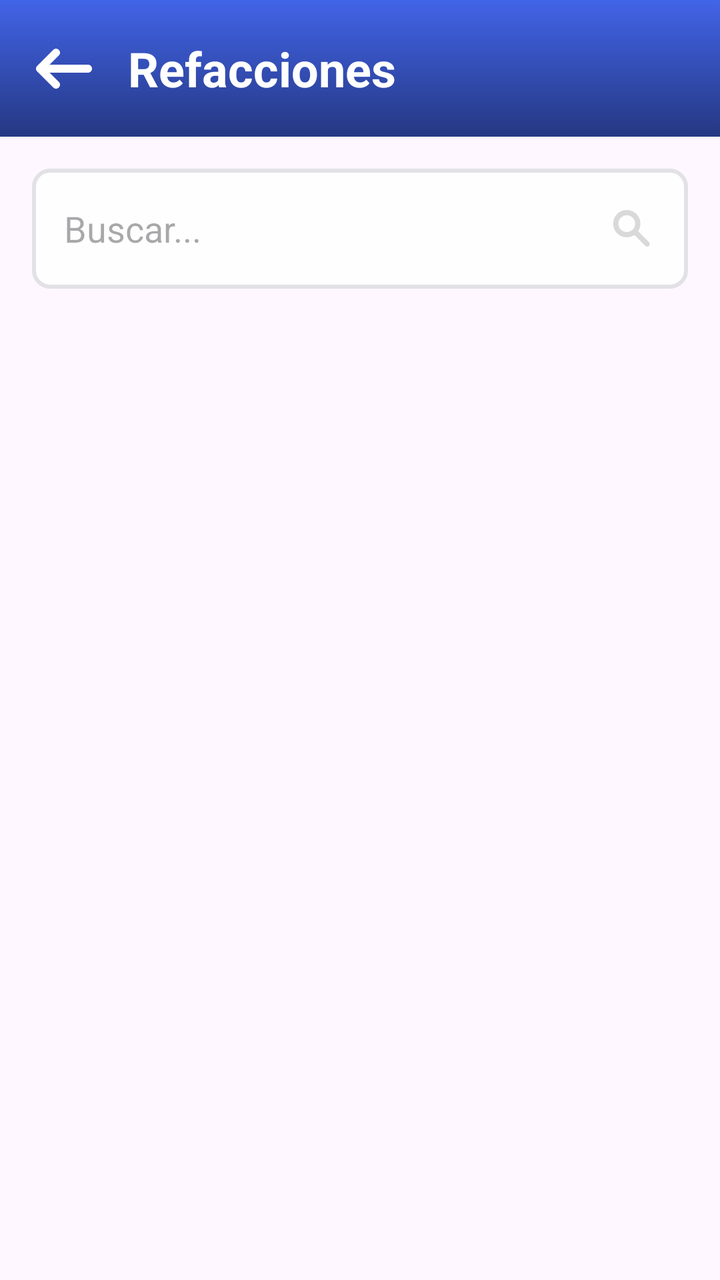
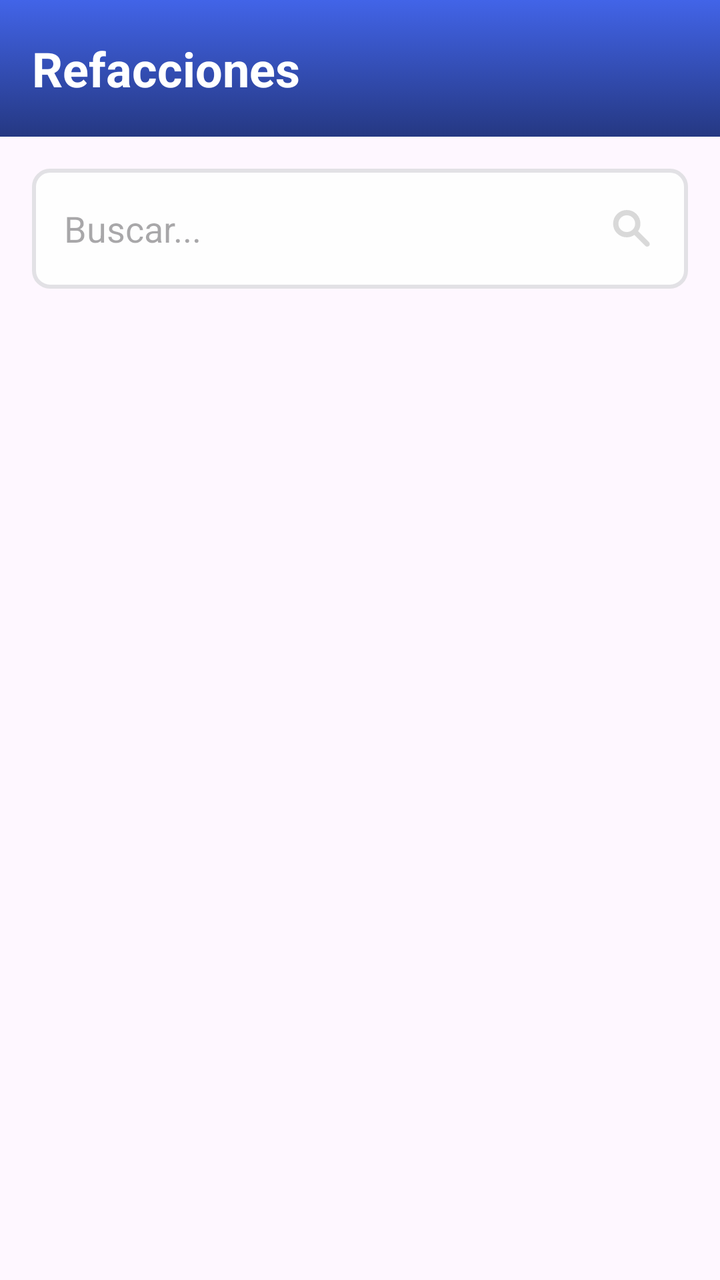

Compare the two renders of this Android layout. The source of the first and the diff that turns it into the second are given below.
<!-- AndroidManifest.xml: application theme Theme.ReparApp -->
<!-- res/layout/fragment_inventory.xml -->
<?xml version="1.0" encoding="utf-8"?>
<LinearLayout xmlns:android="http://schemas.android.com/apk/res/android"
    xmlns:tools="http://schemas.android.com/tools"
    android:layout_width="match_parent"
    android:layout_height="match_parent"
    xmlns:app="http://schemas.android.com/apk/res-auto"
    android:orientation="vertical"
    tools:context=".views.ui.fragments.InventarioFragment">

    <androidx.constraintlayout.widget.ConstraintLayout
        android:id="@+id/headerLayout"
        android:layout_width="match_parent"
        android:layout_height="wrap_content"
        android:background="@drawable/bg_fondo"
        android:gravity="center_vertical"
        android:orientation="horizontal"
        android:paddingHorizontal="16dp"
        android:paddingVertical="18dp"
        >

        <ImageView
            android:id="@+id/img_flecha_back"
            android:layout_width="wrap_content"
            android:layout_height="wrap_content"
            app:layout_constraintStart_toStartOf="parent"
            app:layout_constraintTop_toTopOf="parent"
            app:layout_constraintBottom_toBottomOf="parent"
            android:src="@drawable/icon_arrow_back"
            />

        <TextView
            android:id="@+id/tv_titulo_home"
            android:layout_width="wrap_content"
            android:layout_height="wrap_content"
            android:layout_marginStart="16dp"
            android:text="Refacciones"
            android:textColor="@android:color/white"
            android:textSize="24sp"
            android:textStyle="bold"
            app:layout_constraintStart_toEndOf="@id/img_flecha_back"
            app:layout_constraintTop_toTopOf="parent" />




    </androidx.constraintlayout.widget.ConstraintLayout>

    <EditText
        android:id="@+id/et_buscar_refacciones"
        android:layout_width="match_parent"
        android:layout_height="60dp"
        app:layout_constraintTop_toBottomOf="@+id/head"
        android:ems="10"
        android:drawablePadding="16dp"
        android:padding="16dp"
        android:layout_margin="16dp"
        android:inputType="text"
        android:textSize="18sp"
        android:hint="Buscar..."
        android:drawableTint="#D9D9D9"
        android:background="@drawable/item_text_field"
        android:drawableEnd="@drawable/search"/>

    <androidx.recyclerview.widget.RecyclerView
        android:id="@+id/rv_lista_piezas_disponibles"
        android:layout_width="match_parent"
        android:layout_height="wrap_content"
        android:clipToPadding="false"
        android:layout_marginHorizontal="16dp"
        tools:listitem="@layout/item_component_prueba" />

</LinearLayout>
<!-- res/layout/item_component_prueba.xml (included above) -->
<?xml version="1.0" encoding="utf-8"?>
<androidx.constraintlayout.widget.ConstraintLayout
    xmlns:android="http://schemas.android.com/apk/res/android"
    xmlns:app="http://schemas.android.com/apk/res-auto"
    android:layout_width="match_parent"
    android:layout_height="125dp"
    >

    <ImageView
        android:id="@+id/img_refaccion"
        android:layout_width="100dp"
        android:layout_height="100dp"
        android:src="@drawable/img_component"
        app:layout_constraintStart_toStartOf="parent"
        app:layout_constraintTop_toTopOf="parent"
        app:layout_constraintBottom_toBottomOf="parent"
        android:background="@drawable/grey_bg_prueba"
        />

    <TextView
        android:id="@+id/tv_titulo"
        android:layout_width="0dp"
        android:layout_height="wrap_content"
        android:text="Batería de iphone 12 pro max"
        android:textStyle="bold"
        android:textSize="19sp"
        android:textColor="#2C2C2C"
        app:layout_constraintStart_toEndOf="@id/img_refaccion"
        app:layout_constraintEnd_toEndOf="parent"
        app:layout_constraintTop_toTopOf="@id/img_refaccion"
        android:layout_marginStart="8dp"
        />


    <LinearLayout
        android:layout_width="wrap_content"
        android:layout_height="wrap_content"
        android:gravity="center_vertical"
        android:orientation="horizontal"
        app:layout_constraintTop_toBottomOf="@id/tv_titulo"
        app:layout_constraintStart_toStartOf="@id/tv_titulo"
        >

        <TextView
            android:id="@+id/tv_cantidad_componente"
            android:layout_width="wrap_content"
            android:layout_height="wrap_content"
            android:paddingVertical="8dp"
            android:text="12"
            android:textSize="18sp" />

        <TextView
            android:id="@+id/tv_unidad_medida"
            android:layout_width="wrap_content"
            android:layout_height="wrap_content"
            android:layout_marginStart="4dp"
            android:paddingVertical="8dp"
            android:text="unidades"
            android:textSize="18sp" />

    </LinearLayout>
    <View
        android:id="@+id/v_linea"
        android:layout_width="0dp"
        android:layout_height="1dp"
        android:background="#E4E4E4"
        app:layout_constraintStart_toStartOf="parent"
        app:layout_constraintEnd_toEndOf="parent"
        app:layout_constraintBottom_toBottomOf="parent"/>

</androidx.constraintlayout.widget.ConstraintLayout>
<!-- resources referenced by this layout -->
<resources>
  <!-- drawable bg_fondo (drawable) -->
  <?xml version="1.0" encoding="utf-8"?>
  <selector xmlns:android="http://schemas.android.com/apk/res/android">
      <item>
          <shape android:shape="rectangle">
              <gradient
                  android:type="linear"
                  android:angle="270"
                  android:startColor="#4264E8"
                  android:endColor="#253882" />
          </shape>
      </item>
  </selector>
  <!-- drawable grey_bg_prueba (drawable) -->
  <?xml version="1.0" encoding="utf-8"?>
  <selector xmlns:android="http://schemas.android.com/apk/res/android">
      <item>
          <shape android:shape="rectangle">
              <corners android:radius="10dp"/>
              <solid android:color="@color/light_Grey"/>
          </shape>
      </item>
  </selector>
  <!-- drawable icon_arrow_back (drawable) -->
  <vector xmlns:android="http://schemas.android.com/apk/res/android"
      android:width="32dp"
      android:height="32dp"
      android:viewportWidth="32"
      android:viewportHeight="32">
    <path
        android:fillColor="#FFFFFF"
        android:pathData="M28,14H8.8l4.62,-4.62C13.814,8.986 14,8.516 14,8c0,-0.984 -0.813,-2 -2,-2c-0.531,0 -0.994,0.193 -1.38,0.58l-7.958,7.958C2.334,14.866 2,15.271 2,16s0.279,1.08 0.646,1.447l7.974,7.973C11.006,25.807 11.469,26 12,26c1.188,0 2,-1.016 2,-2c0,-0.516 -0.186,-0.986 -0.58,-1.38L8.8,18H28c1.104,0 2,-0.896 2,-2S29.104,14 28,14z"/>
  </vector>
  <!-- drawable img_component: png bitmap (drawable, 618333 bytes) -->
  <!-- drawable item_text_field (drawable) -->
  <?xml version="1.0" encoding="utf-8"?>
  <selector xmlns:android="http://schemas.android.com/apk/res/android">
  
      <item>
          <shape android:shape="rectangle">
              <solid android:color="#FEFEFE"/>
              <corners android:radius="8dp"/>
              <stroke android:width="2dp" android:color="#E2E1E5"/>
          </shape>
      </item>
  </selector>
  <!-- drawable search (drawable) -->
  <vector xmlns:android="http://schemas.android.com/apk/res/android"
      android:width="24dp"
      android:height="24dp"
      android:viewportWidth="960"
      android:viewportHeight="960">
    <path
        android:pathData="M375.48,653q-114.09,0 -193.55,-79.46 -79.45,-79.45 -79.45,-193.54 0,-114.09 79.45,-193.54Q261.39,107 375.48,107q114.09,0 193.54,79.46 79.46,79.45 79.46,193.54 0,45.13 -12.87,83.28T601,530.3l219.48,220.05q14.96,15.52 14.96,37.32 0,21.81 -15.53,36.77 -14.95,14.95 -37.04,14.95t-37.04,-14.95L526.91,605.52q-29.43,21.74 -68.15,34.61Q420.04,653 375.48,653ZM375.48,547q69.91,0 118.45,-48.54 48.55,-48.55 48.55,-118.46t-48.55,-118.46Q445.39,213 375.48,213t-118.46,48.54Q208.48,310.09 208.48,380t48.54,118.46Q305.57,547 375.48,547Z"
        android:fillColor="#e3e3e3"/>
  </vector>
  <style name="Theme.ReparApp" parent="Base.Theme.ReparApp" />
  <color name="light_Grey">#E9E9E9</color>
  <style name="Base.Theme.ReparApp" parent="Theme.Material3.DayNight.NoActionBar">
          
          
      </style>
</resources>

<!-- the commit's change to res/layout/fragment_inventory.xml (unified diff, before → after) -->
@@ -18,15 +18,15 @@
         android:paddingVertical="18dp"
         >
 
-        <ImageView
-            android:id="@+id/img_flecha_back"
-            android:layout_width="wrap_content"
-            android:layout_height="wrap_content"
-            app:layout_constraintStart_toStartOf="parent"
-            app:layout_constraintTop_toTopOf="parent"
-            app:layout_constraintBottom_toBottomOf="parent"
-            android:src="@drawable/icon_arrow_back"
-            />
+
+
+
+
+
+
+
+
+
 
         <TextView
             android:id="@+id/tv_titulo_home"
<!-- resource entries referenced after the edit -->
@@ -23,16 +23,6 @@
           </shape>
       </item>
   </selector>
-  <!-- drawable icon_arrow_back (drawable) -->
-  <vector xmlns:android="http://schemas.android.com/apk/res/android"
-      android:width="32dp"
-      android:height="32dp"
-      android:viewportWidth="32"
-      android:viewportHeight="32">
-    <path
-        android:fillColor="#FFFFFF"
-        android:pathData="M28,14H8.8l4.62,-4.62C13.814,8.986 14,8.516 14,8c0,-0.984 -0.813,-2 -2,-2c-0.531,0 -0.994,0.193 -1.38,0.58l-7.958,7.958C2.334,14.866 2,15.271 2,16s0.279,1.08 0.646,1.447l7.974,7.973C11.006,25.807 11.469,26 12,26c1.188,0 2,-1.016 2,-2c0,-0.516 -0.186,-0.986 -0.58,-1.38L8.8,18H28c1.104,0 2,-0.896 2,-2S29.104,14 28,14z"/>
-  </vector>
   <!-- drawable img_component: png bitmap (drawable, 618333 bytes) -->
   <!-- drawable item_text_field (drawable) -->
   <?xml version="1.0" encoding="utf-8"?>
